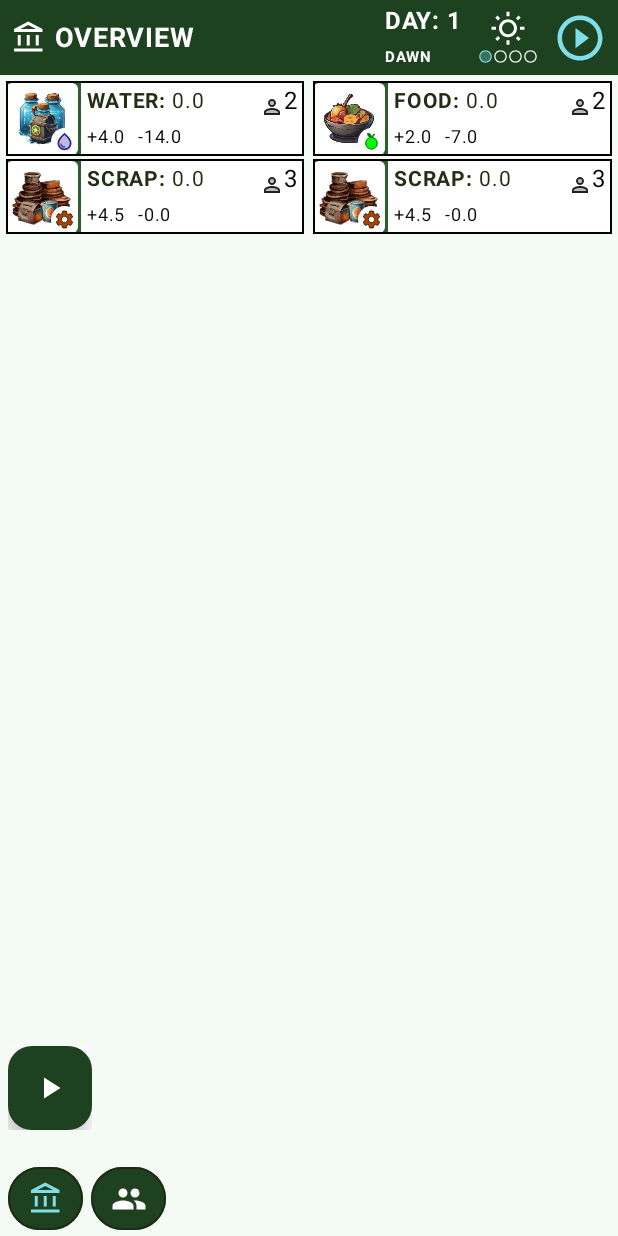
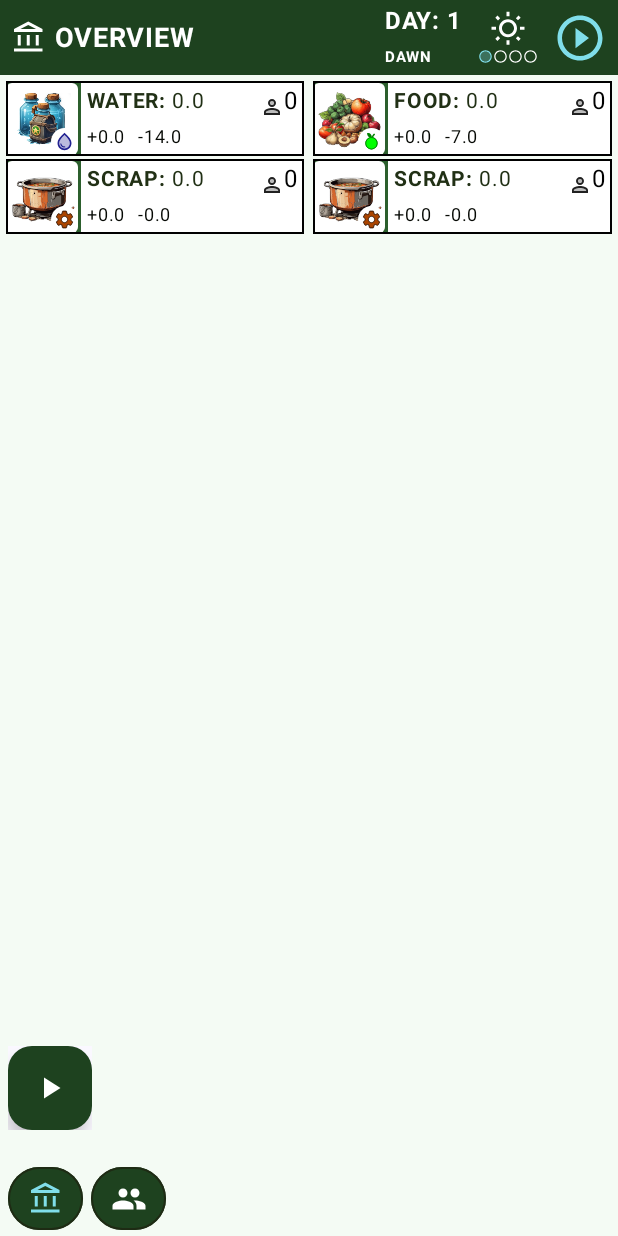
Before and after one commit to APozin558/PlayWithState, an Android app built with Jetpack Compose: the screen it shows after launch (MainActivity), on a phone screen of 412 x 824 dp. Run offline under Robolectric (Android 15) with nearby library versions, the phone set to English and light mode, and no system bars.

Commit message:
Case 3: next update 02-02-2024

```diff
--- a/app/src/main/java/com/jc/study/play/with/state/ext/case3/ExtCase3Ux.kt
+++ b/app/src/main/java/com/jc/study/play/with/state/ext/case3/ExtCase3Ux.kt
@@ -15,7 +15,7 @@ object ExtCase3Ux {
             HeroConstants.TASK_SCOUT,
             HeroConstants.TASK_BUILD,
             HeroConstants.TASK_HEAL,
-            HeroConstants.TASK_NOTHING
+            HeroConstants.TASK_RESET_SELECTION
         )
     }
 
--- a/app/src/main/java/com/jc/study/play/with/state/logic/case3/Case3InitNewGame.kt
+++ b/app/src/main/java/com/jc/study/play/with/state/logic/case3/Case3InitNewGame.kt
@@ -8,16 +8,8 @@ object Case3InitNewGame {
     fun generateNewHeroes(num:Int = 7):MutableList<Case3GameHeroesData>{
         var result: MutableList<Case3GameHeroesData> = mutableListOf()
 
-        for (i in 1..2){
-            result.add(Case3GameHeroesData.create(orderedTask = HeroConstants.TASK_WATER) )
-        }
-
-        for (i in 1..2){
-            result.add(Case3GameHeroesData.create(orderedTask = HeroConstants.TASK_RAW_FOOD))
-        }
-
-        for (i in 1..3){
-            result.add(Case3GameHeroesData.create(orderedTask = HeroConstants.TASK_SCRAP))
+        for (i in 1..num){
+            result.add(Case3GameHeroesData.create(orderedTask = HeroConstants.TASK_NOTHING) )
         }
 
         return result
--- a/app/src/main/java/com/jc/study/play/with/state/ui/models/case3/Case3DefaultScreenModel.kt
+++ b/app/src/main/java/com/jc/study/play/with/state/ui/models/case3/Case3DefaultScreenModel.kt
@@ -27,7 +27,7 @@ class Case3DefaultScreenModel: ViewModel() {
     private val _gmResData = MutableStateFlow(Case3GameResourcesData())
     val gmResData: StateFlow<Case3GameResourcesData> = _gmResData.asStateFlow()
 
-    private val _gmHeroesList = MutableStateFlow(generateNewHeroes())
+    private val _gmHeroesList = MutableStateFlow(generateNewHeroes(7))
     val gmHeroesList = _gmHeroesList.asStateFlow()
 
     private val _gmResNextRoundInfo = MutableStateFlow(Case3NextRound.getNextRoundInfo(gmHeroesList))
--- a/app/src/main/res/drawable/ux_task_food_c_24.xml
+++ b/app/src/main/res/drawable/ux_task_food_c_24.xml
@@ -1,12 +1,10 @@
-<vector android:height="24dp" android:tint="#43A047"
+<vector android:height="24dp"
     android:viewportHeight="24" android:viewportWidth="24"
     android:width="24dp" xmlns:android="http://schemas.android.com/apk/res/android">
-    <path android:fillColor="@android:color/white" android:pathData="M8.55,12c-1.07,-0.71 -2.25,-1.27 -3.53,-1.61 1.28,0.34 2.46,0.9 3.53,1.61zM18.98,10.39c-1.29,0.34 -2.49,0.91 -3.57,1.64 1.08,-0.73 2.28,-1.3 3.57,-1.64z"/>
     <path android:fillAlpha="0.3"
-        android:fillColor="@android:color/white"
+        android:fillColor="#43A047"
         android:pathData="M8.94,12.25c0,-0.01 0,-0.01 0,0 -0.13,-0.09 -0.27,-0.17 -0.4,-0.26 0.13,0.1 0.27,0.17 0.4,0.26zM13.35,8.58c-0.22,-1.21 -0.66,-2.35 -1.3,-3.38 -0.66,1.04 -1.12,2.19 -1.37,3.39 0.46,0.3 0.9,0.62 1.33,0.97 0.42,-0.35 0.87,-0.68 1.34,-0.98zM16.54,13.66l0.01,0.02c-0.09,0.06 -0.18,0.12 -0.27,0.17l-0.07,0.05c-0.98,0.71 -1.84,1.61 -2.53,2.66L12,19.1l-1.67,-2.55c-0.68,-1.03 -1.52,-1.92 -2.51,-2.65l-0.07,-0.04c-0.13,-0.08 -0.26,-0.16 -0.39,-0.25l0.01,-0.01c-0.96,-0.63 -2.01,-1.07 -3.12,-1.33 0.75,3.36 3.16,6.17 6.45,7.35 0.42,0.15 0.84,0.27 1.28,0.36 0.45,-0.09 0.89,-0.21 1.33,-0.37 3.27,-1.17 5.67,-3.98 6.43,-7.34 -1.14,0.26 -2.23,0.73 -3.2,1.39zM8.99,12.28" android:strokeAlpha="0.3"/>
-    <path android:fillColor="@android:color/white" android:pathData="M12,15.45c-0.82,-1.25 -1.86,-2.34 -3.06,-3.2 -0.13,-0.09 -0.27,-0.16 -0.4,-0.26 0.13,0.09 0.27,0.17 0.39,0.25C6.98,10.83 4.59,10 2,10c0,5.32 3.36,9.82 8.03,11.49 0.63,0.23 1.29,0.4 1.97,0.51 0.68,-0.12 1.33,-0.29 1.97,-0.51C18.64,19.82 22,15.32 22,10c-4.18,0 -7.85,2.17 -10,5.45zM13.32,19.6c-0.44,0.15 -0.88,0.27 -1.33,0.37 -0.44,-0.09 -0.87,-0.21 -1.28,-0.36 -3.29,-1.18 -5.7,-3.99 -6.45,-7.35 1.1,0.26 2.15,0.71 3.12,1.33l-0.02,0.01c0.13,0.09 0.26,0.18 0.39,0.25l0.07,0.04c0.99,0.72 1.84,1.61 2.51,2.65L12,19.1l1.67,-2.55c0.69,-1.05 1.55,-1.95 2.53,-2.66l0.07,-0.05c0.09,-0.05 0.18,-0.11 0.27,-0.17l-0.01,-0.02c0.98,-0.65 2.07,-1.13 3.21,-1.4 -0.75,3.37 -3.15,6.18 -6.42,7.35zM15.49,9.63c-0.18,-2.79 -1.31,-5.51 -3.43,-7.63 -2.14,2.14 -3.32,4.86 -3.55,7.63 1.28,0.68 2.46,1.56 3.49,2.63 1.03,-1.06 2.21,-1.94 3.49,-2.63zM12.05,5.19c0.63,1.03 1.07,2.18 1.3,3.38 -0.47,0.3 -0.91,0.63 -1.34,0.98 -0.42,-0.34 -0.87,-0.67 -1.33,-0.97 0.25,-1.2 0.71,-2.35 1.37,-3.39z"/>
-    <path android:fillAlpha="0.3"
-        android:fillColor="@android:color/white"
-        android:pathData="M8.99,12.28c-0.02,-0.01 -0.04,-0.03 -0.05,-0.04 0,0 0.01,0 0.01,0.01 0.01,0.01 0.02,0.02 0.04,0.03z" android:strokeAlpha="0.3"/>
+    <path
+        android:fillColor="#43A047"
+        android:pathData="M12,15.45c-0.82,-1.25 -1.86,-2.34 -3.06,-3.2 -0.13,-0.09 -0.27,-0.16 -0.4,-0.26 0.13,0.09 0.27,0.17 0.39,0.25C6.98,10.83 4.59,10 2,10c0,5.32 3.36,9.82 8.03,11.49 0.63,0.23 1.29,0.4 1.97,0.51 0.68,-0.12 1.33,-0.29 1.97,-0.51C18.64,19.82 22,15.32 22,10c-4.18,0 -7.85,2.17 -10,5.45zM13.32,19.6c-0.44,0.15 -0.88,0.27 -1.33,0.37 -0.44,-0.09 -0.87,-0.21 -1.28,-0.36 -3.29,-1.18 -5.7,-3.99 -6.45,-7.35 1.1,0.26 2.15,0.71 3.12,1.33l-0.02,0.01c0.13,0.09 0.26,0.18 0.39,0.25l0.07,0.04c0.99,0.72 1.84,1.61 2.51,2.65L12,19.1l1.67,-2.55c0.69,-1.05 1.55,-1.95 2.53,-2.66l0.07,-0.05c0.09,-0.05 0.18,-0.11 0.27,-0.17l-0.01,-0.02c0.98,-0.65 2.07,-1.13 3.21,-1.4 -0.75,3.37 -3.15,6.18 -6.42,7.35zM15.49,9.63c-0.18,-2.79 -1.31,-5.51 -3.43,-7.63 -2.14,2.14 -3.32,4.86 -3.55,7.63 1.28,0.68 2.46,1.56 3.49,2.63 1.03,-1.06 2.21,-1.94 3.49,-2.63zM12.05,5.19c0.63,1.03 1.07,2.18 1.3,3.38 -0.47,0.3 -0.91,0.63 -1.34,0.98 -0.42,-0.34 -0.87,-0.67 -1.33,-0.97 0.25,-1.2 0.71,-2.35 1.37,-3.39z"/>
 </vector>
--- a/app/src/main/res/drawable/ux_task_heal_c_24.xml
+++ /dev/null
@@ -1,8 +0,0 @@
-<vector android:height="24dp" android:tint="#B71C1C"
-    android:viewportHeight="24" android:viewportWidth="24"
-    android:width="24dp" xmlns:android="http://schemas.android.com/apk/res/android">
-    <path android:fillAlpha="0.3"
-        android:fillColor="@android:color/white"
-        android:pathData="M12,4.14L6,6.39v4.7c0,4 2.55,7.7 6,8.83c3.45,-1.13 6,-4.82 6,-8.83v-4.7L12,4.14zM16,13h-2.5v2.5h-3V13H8v-3h2.5V7.5h3V10H16V13z" android:strokeAlpha="0.3"/>
-    <path android:fillColor="#DA2A26" android:pathData="M10.5,13H8v-3h2.5V7.5h3V10H16v3h-2.5v2.5h-3V13zM12,2L4,5v6.09c0,5.05 3.41,9.76 8,10.91c4.59,-1.15 8,-5.86 8,-10.91V5L12,2zM18,11.09c0,4 -2.55,7.7 -6,8.83c-3.45,-1.13 -6,-4.82 -6,-8.83v-4.7l6,-2.25l6,2.25V11.09z"/>
-</vector>
--- a/app/src/main/res/drawable/ux_task_heal_w_24.xml
+++ b/app/src/main/res/drawable/ux_task_heal_w_24.xml
@@ -1,8 +1,5 @@
 <vector android:height="24dp" android:tint="#FFFFFF"
     android:viewportHeight="24" android:viewportWidth="24"
     android:width="24dp" xmlns:android="http://schemas.android.com/apk/res/android">
-    <path android:fillAlpha="0.3"
-        android:fillColor="@android:color/white"
-        android:pathData="M12,4.14L6,6.39v4.7c0,4 2.55,7.7 6,8.83c3.45,-1.13 6,-4.82 6,-8.83v-4.7L12,4.14zM16,13h-2.5v2.5h-3V13H8v-3h2.5V7.5h3V10H16V13z" android:strokeAlpha="0.3"/>
-    <path android:fillColor="#DA2A26" android:pathData="M10.5,13H8v-3h2.5V7.5h3V10H16v3h-2.5v2.5h-3V13zM12,2L4,5v6.09c0,5.05 3.41,9.76 8,10.91c4.59,-1.15 8,-5.86 8,-10.91V5L12,2zM18,11.09c0,4 -2.55,7.7 -6,8.83c-3.45,-1.13 -6,-4.82 -6,-8.83v-4.7l6,-2.25l6,2.25V11.09z"/>
+    <path android:fillColor="@android:color/white" android:pathData="M19,3L5,3c-1.1,0 -1.99,0.9 -1.99,2L3,19c0,1.1 0.9,2 2,2h14c1.1,0 2,-0.9 2,-2L21,5c0,-1.1 -0.9,-2 -2,-2zM18,14h-4v4h-4v-4L6,14v-4h4L10,6h4v4h4v4z"/>
 </vector>
--- /dev/null
+++ b/app/src/main/res/drawable/ux_task_herbs_w_24.xml
@@ -0,0 +1,5 @@
+<vector android:height="24dp" android:tint="#FFFFFF"
+    android:viewportHeight="24" android:viewportWidth="24"
+    android:width="24dp" xmlns:android="http://schemas.android.com/apk/res/android">
+    <path android:fillColor="@android:color/white" android:pathData="M12,20H2v-2h5.75l0,0C7.02,15.19 4.81,12.99 2,12.26C2.64,12.1 3.31,12 4,12C8.42,12 12,15.58 12,20zM22,12.26C21.36,12.1 20.69,12 20,12c-2.93,0 -5.48,1.58 -6.88,3.93c0.29,0.66 0.53,1.35 0.67,2.07c0.13,0.65 0.2,1.32 0.2,2h2h6v-2h-5.75C16.98,15.19 19.19,12.99 22,12.26zM15.64,11.02c0.78,-2.09 2.23,-3.84 4.09,-5C15.44,6.16 12,9.67 12,14c0,0.01 0,0.02 0,0.02C12.95,12.75 14.2,11.72 15.64,11.02zM11.42,8.85C10.58,6.66 8.88,4.89 6.7,4C8.14,5.86 9,8.18 9,10.71c0,0.21 -0.03,0.41 -0.04,0.61c0.43,0.24 0.83,0.52 1.22,0.82C10.39,10.96 10.83,9.85 11.42,8.85z"/>
+</vector>
--- a/app/src/main/res/drawable/ux_task_rest_c_24.xml
+++ b/app/src/main/res/drawable/ux_task_rest_c_24.xml
@@ -1,11 +1,11 @@
-<vector android:height="24dp" android:tint="#585659"
+<vector android:height="24dp"
     android:viewportHeight="24" android:viewportWidth="24"
     android:width="24dp" xmlns:android="http://schemas.android.com/apk/res/android">
-    <path android:fillAlpha="0.3"
-        android:fillColor="@android:color/white"
+    <path android:fillAlpha="0.5"
+        android:fillColor="#3F51B5"
         android:pathData="M7,11m-1,0a1,1 0,1 1,2 0a1,1 0,1 1,-2 0" android:strokeAlpha="0.3"/>
     <path android:fillAlpha="0.3"
-        android:fillColor="@android:color/white"
+        android:fillColor="#3F51B5"
         android:pathData="M19,9h-6v6h8v-4c0,-1.1 -0.9,-2 -2,-2z" android:strokeAlpha="0.3"/>
-    <path android:fillColor="@android:color/white" android:pathData="M7,14c1.66,0 3,-1.34 3,-3S8.66,8 7,8s-3,1.34 -3,3 1.34,3 3,3zM7,10c0.55,0 1,0.45 1,1s-0.45,1 -1,1 -1,-0.45 -1,-1 0.45,-1 1,-1zM19,7h-8v8L3,15L3,7L1,7v10h22v-6c0,-2.21 -1.79,-4 -4,-4zM21,15h-8L13,9h6c1.1,0 2,0.9 2,2v4z"/>
+    <path android:fillColor="#3F51B5" android:pathData="M7,14c1.66,0 3,-1.34 3,-3S8.66,8 7,8s-3,1.34 -3,3 1.34,3 3,3zM7,10c0.55,0 1,0.45 1,1s-0.45,1 -1,1 -1,-0.45 -1,-1 0.45,-1 1,-1zM19,7h-8v8L3,15L3,7L1,7v10h22v-6c0,-2.21 -1.79,-4 -4,-4zM21,15h-8L13,9h6c1.1,0 2,0.9 2,2v4z"/>
 </vector>
```
Also changed, not shown: app/src/main/java/com/jc/study/play/with/state/ext/case3/ExtCase3ImageIcons.kt (+7 -2 lines), app/src/main/java/com/jc/study/play/with/state/ui/screens/DefaultScreen.kt (deleted, +0 -15 lines), app/src/main/java/com/jc/study/play/with/state/ui/screens/MainScreen.kt (deleted, +0 -155 lines), app/src/main/java/com/jc/study/play/with/state/ui/screens/case3/Case3PeopleScreen.kt (+5 -3 lines), app/src/main/res/drawable/ux_res_big_food.png (added), app/src/main/res/drawable/ux_res_big_herbs.png (added), app/src/main/res/drawable/ux_res_big_raw_food.png, app/src/main/res/drawable/ux_res_big_soup.png (added).
